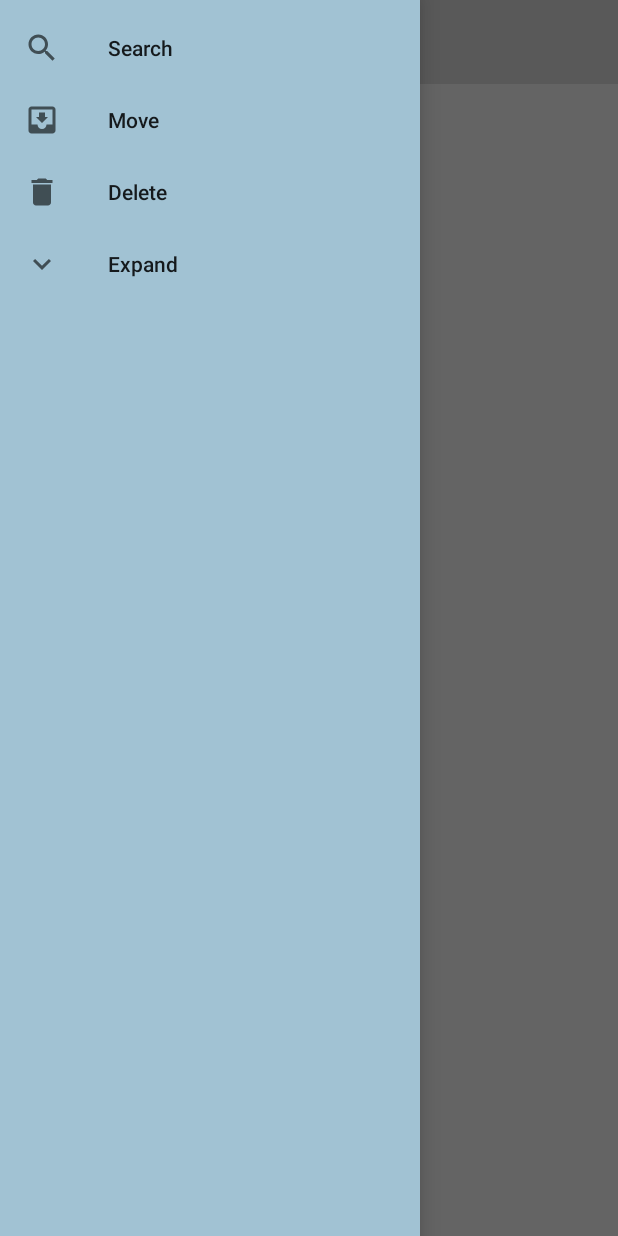
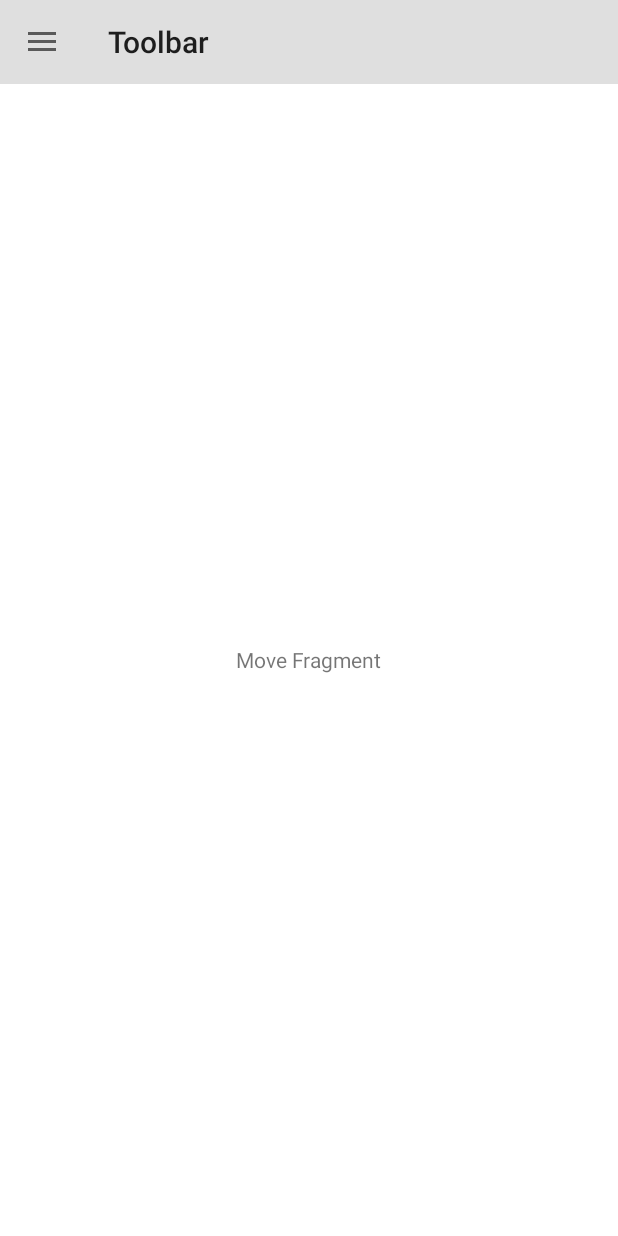
Before and after one commit to saraschandraa-m/dec2020_toolbar_navigation, an Android app: the NavDrawerActivity screen opened directly, with no data from a screen before it, in the side drawer, after a tap on "Move", on a phone screen of 412 x 824 dp. Run offline under Robolectric (Android 15) with nearby library versions, the phone set to English and light mode, and no system bars.

Commit message:
19Jan2021 Session code

```diff
--- a/app/src/main/java/com/nextstacks/toolbar/NavDrawerActivity.java
+++ b/app/src/main/java/com/nextstacks/toolbar/NavDrawerActivity.java
@@ -1,11 +1,19 @@
 package com.nextstacks.toolbar;
 
+import androidx.annotation.NonNull;
 import androidx.appcompat.app.ActionBarDrawerToggle;
 import androidx.appcompat.app.AppCompatActivity;
 import androidx.appcompat.widget.Toolbar;
+import androidx.core.view.GravityCompat;
 import androidx.drawerlayout.widget.DrawerLayout;
+import androidx.fragment.app.FragmentTransaction;
 
+import android.content.Intent;
 import android.os.Bundle;
+import android.view.MenuItem;
+import android.widget.Toast;
+
+import com.google.android.material.navigation.NavigationView;
 
 public class NavDrawerActivity extends AppCompatActivity {
 
@@ -17,9 +25,47 @@ public class NavDrawerActivity extends AppCompatActivity {
         Toolbar mToolbar = findViewById(R.id.tl_nav_drawer);
         setSupportActionBar(mToolbar);
 
-        DrawerLayout drawerLayout = findViewById(R.id.drawer_layout);
+        final DrawerLayout drawerLayout = findViewById(R.id.drawer_layout);
 
         ActionBarDrawerToggle drawerToggle = new ActionBarDrawerToggle(this, drawerLayout, mToolbar,R.string.open, R.string.close);
         drawerToggle.syncState();
+
+        NavigationView navView = findViewById(R.id.nav_view);
+
+        navView.setNavigationItemSelectedListener(new NavigationView.OnNavigationItemSelectedListener() {
+            @Override
+            public boolean onNavigationItemSelected(@NonNull MenuItem item) {
+                drawerLayout.closeDrawer(GravityCompat.START);
+                FragmentTransaction fm = getSupportFragmentManager().beginTransaction();
+                TestFragment testFragment = new TestFragment();
+                if(item.getItemId() == R.id.action_search){
+//                    Toast.makeText(NavDrawerActivity.this, "Search clicked", Toast.LENGTH_LONG).show();
+
+//                    startActivity(new Intent(NavDrawerActivity.this, MainActivity.class));
+
+//                    Intent sampleIntent = new Intent(NavDrawerActivity.this, MainActivity.class);
+//                    startActivity(sampleIntent);
+
+                    Bundle arguments = new Bundle();
+                    arguments.putString("TITLE", "Search Fragment");
+
+                    testFragment.setArguments(arguments);
+
+                    fm.replace(R.id.fragment_container, testFragment);
+                    fm.addToBackStack(null);
+                    fm.commit();
+                }else if(item.getItemId() == R.id.action_move){
+                    Bundle arguments = new Bundle();
+                    arguments.putString("TITLE", "Move Fragment");
+                    testFragment.setArguments(arguments);
+
+                    fm.replace(R.id.fragment_container, testFragment);
+                    fm.addToBackStack(null);
+                    fm.commit();
+
+                }
+                return true;
+            }
+        });
     }
 }
--- /dev/null
+++ b/app/src/main/java/com/nextstacks/toolbar/TestFragment.java
@@ -0,0 +1,38 @@
+package com.nextstacks.toolbar;
+
+import android.os.Bundle;
+import android.view.LayoutInflater;
+import android.view.View;
+import android.view.ViewGroup;
+import android.widget.TextView;
+
+import androidx.annotation.NonNull;
+import androidx.annotation.Nullable;
+import androidx.fragment.app.Fragment;
+
+import org.w3c.dom.Text;
+
+public class TestFragment extends Fragment {
+
+
+    @Nullable
+    @Override
+    public View onCreateView(@NonNull LayoutInflater inflater, @Nullable ViewGroup container, @Nullable Bundle savedInstanceState) {
+        View view = inflater.inflate(R.layout.fragment_test, container, false);
+        return view;
+    }
+
+    @Override
+    public void onViewCreated(@NonNull View view, @Nullable Bundle savedInstanceState) {
+        super.onViewCreated(view, savedInstanceState);
+
+        TextView tvTest = view.findViewById(R.id.tv_test);
+
+        Bundle data = getArguments();
+
+        String title = data.getString("TITLE");
+
+        tvTest.setText(title);
+
+    }
+}
--- a/app/src/main/res/layout/activity_nav_drawer.xml
+++ b/app/src/main/res/layout/activity_nav_drawer.xml
@@ -20,6 +20,13 @@
             android:background="#dfdfdf"
             android:minHeight="?attr/actionBarSize" />
 
+
+        <FrameLayout
+            android:id="@+id/fragment_container"
+            android:background="#a1c2d3"
+            android:layout_width="match_parent"
+            android:layout_height="match_parent"/>
+
     </LinearLayout>
 
 
--- /dev/null
+++ b/app/src/main/res/layout/fragment_test.xml
@@ -0,0 +1,15 @@
+<?xml version="1.0" encoding="utf-8"?>
+<LinearLayout xmlns:android="http://schemas.android.com/apk/res/android"
+    android:layout_width="match_parent"
+    android:layout_height="match_parent"
+    android:gravity="center"
+    android:background="#ffffff"
+    android:orientation="vertical">
+
+
+    <TextView
+        android:id="@+id/tv_test"
+        android:layout_width="wrap_content"
+        android:layout_height="wrap_content"
+        android:text="Test Fragment" />
+</LinearLayout>
```
